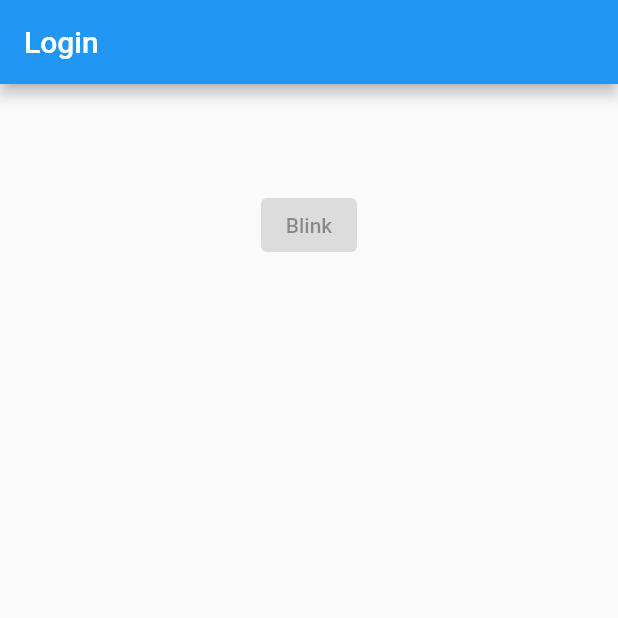
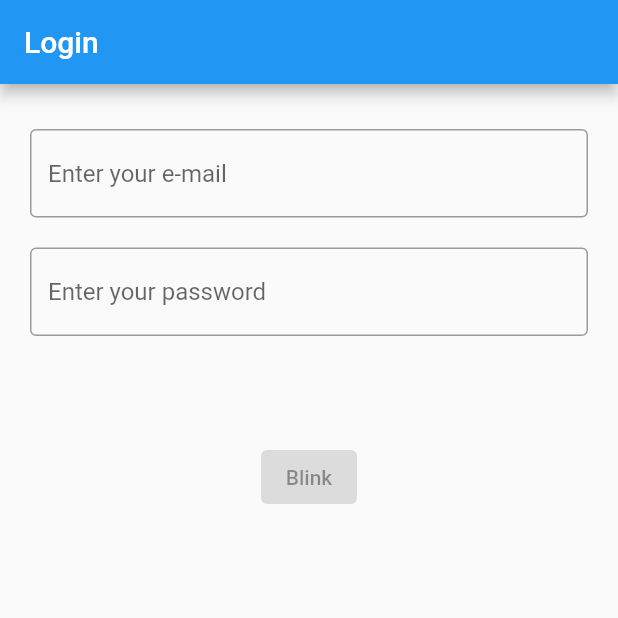
Before and after one commit to cank388/didem_final_project, a Flutter app: the screen it shows after launch, on a phone screen of 412 x 824 dp, the top half of it. Run offline on Flutter 3.47's test engine with Material 2 defaults, Android fonts, the phone set to English and light mode, and no system bars.

Commit message:
email and password textfields added.

```diff
--- a/lib/Login/login.dart
+++ b/lib/Login/login.dart
@@ -9,6 +9,19 @@ class Login extends StatefulWidget {
 
 class _LoginState extends State<Login> {
   bool toggleState=true;
+  String _errorText = "";
+  _getErrorText() {
+    return _errorText;
+  }
+
+  bool isEmail(String emailString) {
+    String emailRegexp =
+        r'^(([^<>()[\]\\.,;:\s@\"]+(\.[^<>()[\]\\.,;:\s@\"]+)*)|(\".+\"))@((\[[0-9]{1,3}\.[0-9]{1,3}\.[0-9]{1,3}\.[0-9]{1,3}\])|(([a-zA-Z\-0-9]+\.)+[a-zA-Z]{2,}))$';
+
+    RegExp regExp = RegExp(emailRegexp);
+
+    return regExp.hasMatch(emailString);
+  }
 
   @override
   Widget build(BuildContext context) {
@@ -19,6 +32,24 @@ class _LoginState extends State<Login> {
       body: Center(
         child: Column(
           children: <Widget>[
+            Padding(
+                padding: EdgeInsets.only(top: 30,left: 20,right: 20),
+                child:TextField(
+                  decoration: InputDecoration(
+                    border: OutlineInputBorder(),
+                    hintText: 'Enter your e-mail',
+                  ),
+                ),
+            ),
+            Padding(
+              padding: EdgeInsets.only(top: 20,left: 20,right: 20),
+              child:TextField(
+                decoration: InputDecoration(
+                  border: OutlineInputBorder(),
+                  hintText: 'Enter your password',
+                ),
+              ),
+            ),
             Padding(
                 padding: EdgeInsets.only(top: 70.0),
                 child: ElevatedButton(
```
